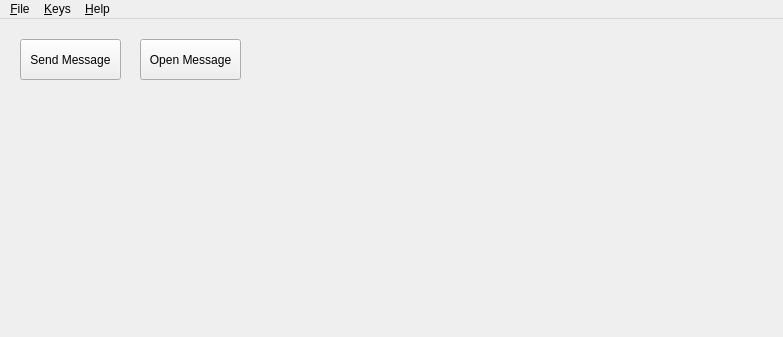
Before: the Qt Designer form src/gui/uiFiles/mainWindow.ui in MladenZurkic/ZP-PGP-2023, drawn with Qt 5.
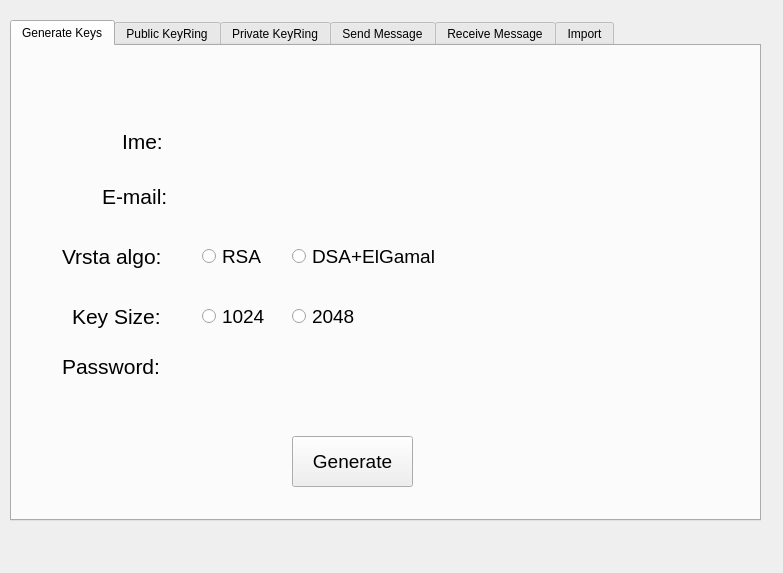
After: the same form once the commit is applied.

What changed in the file:
```diff
--- a/src/gui/uiFiles/mainWindow.ui
+++ b/src/gui/uiFiles/mainWindow.ui
@@ -7,38 +7,244 @@
     <x>0</x>
     <y>0</y>
     <width>783</width>
-    <height>337</height>
+    <height>573</height>
    </rect>
   </property>
   <property name="windowTitle">
    <string>MainWindow</string>
   </property>
   <widget class="QWidget" name="centralwidget">
-   <widget class="QPushButton" name="pushButton">
+   <widget class="QTabWidget" name="tabWidget">
     <property name="geometry">
      <rect>
-      <x>20</x>
+      <x>10</x>
       <y>20</y>
-      <width>101</width>
-      <height>41</height>
+      <width>751</width>
+      <height>501</height>
      </rect>
     </property>
-    <property name="text">
-     <string>Send Message</string>
+    <property name="currentIndex">
+     <number>0</number>
     </property>
-   </widget>
-   <widget class="QPushButton" name="pushButton_3">
-    <property name="geometry">
-     <rect>
-      <x>140</x>
-      <y>20</y>
-      <width>101</width>
-      <height>41</height>
-     </rect>
+    <property name="movable">
+     <bool>true</bool>
     </property>
-    <property name="text">
-     <string>Open Message</string>
-    </property>
+    <widget class="QWidget" name="generateKeysTab">
+     <attribute name="title">
+      <string>Generate Keys</string>
+     </attribute>
+     <widget class="QLabel" name="label">
+      <property name="geometry">
+       <rect>
+        <x>110</x>
+        <y>80</y>
+        <width>61</width>
+        <height>31</height>
+       </rect>
+      </property>
+      <property name="font">
+       <font>
+        <family>Arial</family>
+        <pointsize>16</pointsize>
+       </font>
+      </property>
+      <property name="text">
+       <string>Ime:</string>
+      </property>
+     </widget>
+     <widget class="QLabel" name="label_2">
+      <property name="geometry">
+       <rect>
+        <x>90</x>
+        <y>140</y>
+        <width>91</width>
+        <height>21</height>
+       </rect>
+      </property>
+      <property name="font">
+       <font>
+        <family>Arial</family>
+        <pointsize>16</pointsize>
+       </font>
+      </property>
+      <property name="text">
+       <string>E-mail:</string>
+      </property>
+     </widget>
+     <widget class="QLabel" name="label_3">
+      <property name="geometry">
+       <rect>
+        <x>50</x>
+        <y>190</y>
+        <width>141</width>
+        <height>41</height>
+       </rect>
+      </property>
+      <property name="font">
+       <font>
+        <family>Arial</family>
+        <pointsize>16</pointsize>
+       </font>
+      </property>
+      <property name="text">
+       <string>Vrsta algo:</string>
+      </property>
+     </widget>
+     <widget class="QRadioButton" name="radioButton">
+      <property name="geometry">
+       <rect>
+        <x>190</x>
+        <y>190</y>
+        <width>81</width>
+        <height>41</height>
+       </rect>
+      </property>
+      <property name="font">
+       <font>
+        <pointsize>14</pointsize>
+       </font>
+      </property>
+      <property name="text">
+       <string>RSA</string>
+      </property>
+     </widget>
+     <widget class="QRadioButton" name="radioButton_2">
+      <property name="geometry">
+       <rect>
+        <x>280</x>
+        <y>190</y>
+        <width>191</width>
+        <height>41</height>
+       </rect>
+      </property>
+      <property name="font">
+       <font>
+        <pointsize>14</pointsize>
+       </font>
+      </property>
+      <property name="text">
+       <string>DSA+ElGamal</string>
+      </property>
+     </widget>
+     <widget class="QLabel" name="label_4">
+      <property name="geometry">
+       <rect>
+        <x>60</x>
+        <y>250</y>
+        <width>141</width>
+        <height>41</height>
+       </rect>
+      </property>
+      <property name="font">
+       <font>
+        <family>Arial</family>
+        <pointsize>16</pointsize>
+       </font>
+      </property>
+      <property name="text">
+       <string>Key Size:</string>
+      </property>
+     </widget>
+     <widget class="QRadioButton" name="radioButton_3">
+      <property name="geometry">
+       <rect>
+        <x>280</x>
+        <y>250</y>
+        <width>101</width>
+        <height>41</height>
+       </rect>
+      </property>
+      <property name="font">
+       <font>
+        <pointsize>14</pointsize>
+       </font>
+      </property>
+      <property name="text">
+       <string>2048</string>
+      </property>
+     </widget>
+     <widget class="QRadioButton" name="radioButton_4">
+      <property name="geometry">
+       <rect>
+        <x>190</x>
+        <y>250</y>
+        <width>81</width>
+        <height>41</height>
+       </rect>
+      </property>
+      <property name="font">
+       <font>
+        <pointsize>14</pointsize>
+       </font>
+      </property>
+      <property name="text">
+       <string>1024</string>
+      </property>
+     </widget>
+     <widget class="QLabel" name="label_5">
+      <property name="geometry">
+       <rect>
+        <x>50</x>
+        <y>300</y>
+        <width>141</width>
+        <height>41</height>
+       </rect>
+      </property>
+      <property name="font">
+       <font>
+        <family>Arial</family>
+        <pointsize>16</pointsize>
+       </font>
+      </property>
+      <property name="text">
+       <string>Password:</string>
+      </property>
+     </widget>
+     <widget class="QPushButton" name="pushButton">
+      <property name="geometry">
+       <rect>
+        <x>280</x>
+        <y>390</y>
+        <width>121</width>
+        <height>51</height>
+       </rect>
+      </property>
+      <property name="font">
+       <font>
+        <family>Arial</family>
+        <pointsize>14</pointsize>
+       </font>
+      </property>
+      <property name="text">
+       <string>Generate</string>
+      </property>
+     </widget>
+    </widget>
+    <widget class="QWidget" name="publicKeyRingTab">
+     <attribute name="title">
+      <string>Public KeyRing</string>
+     </attribute>
+    </widget>
+    <widget class="QWidget" name="privateKeyRingTab">
+     <attribute name="title">
+      <string>Private KeyRing</string>
+     </attribute>
+    </widget>
+    <widget class="QWidget" name="sendMessageTab">
+     <attribute name="title">
+      <string>Send Message</string>
+     </attribute>
+    </widget>
+    <widget class="QWidget" name="receiveMessageTab">
+     <attribute name="title">
+      <string>Receive Message</string>
+     </attribute>
+    </widget>
+    <widget class="QWidget" name="importTab">
+     <attribute name="title">
+      <string>Import</string>
+     </attribute>
+    </widget>
    </widget>
   </widget>
   <widget class="QMenuBar" name="menubar">
@@ -47,29 +253,9 @@
      <x>0</x>
      <y>0</y>
      <width>783</width>
-     <height>21</height>
+     <height>26</height>
     </rect>
    </property>
-   <widget class="QMenu" name="menuFile">
-    <property name="title">
-     <string>&amp;File</string>
-    </property>
-    <addaction name="actionOpen"/>
-   </widget>
-   <widget class="QMenu" name="menuKeys">
-    <property name="title">
-     <string>&amp;Keys</string>
-    </property>
-   </widget>
-   <widget class="QMenu" name="menuHelp">
-    <property name="title">
-     <string>&amp;Help</string>
-    </property>
-    <addaction name="actionAbout"/>
-   </widget>
-   <addaction name="menuFile"/>
-   <addaction name="menuKeys"/>
-   <addaction name="menuHelp"/>
   </widget>
   <action name="actionOpen">
    <property name="text">
```
